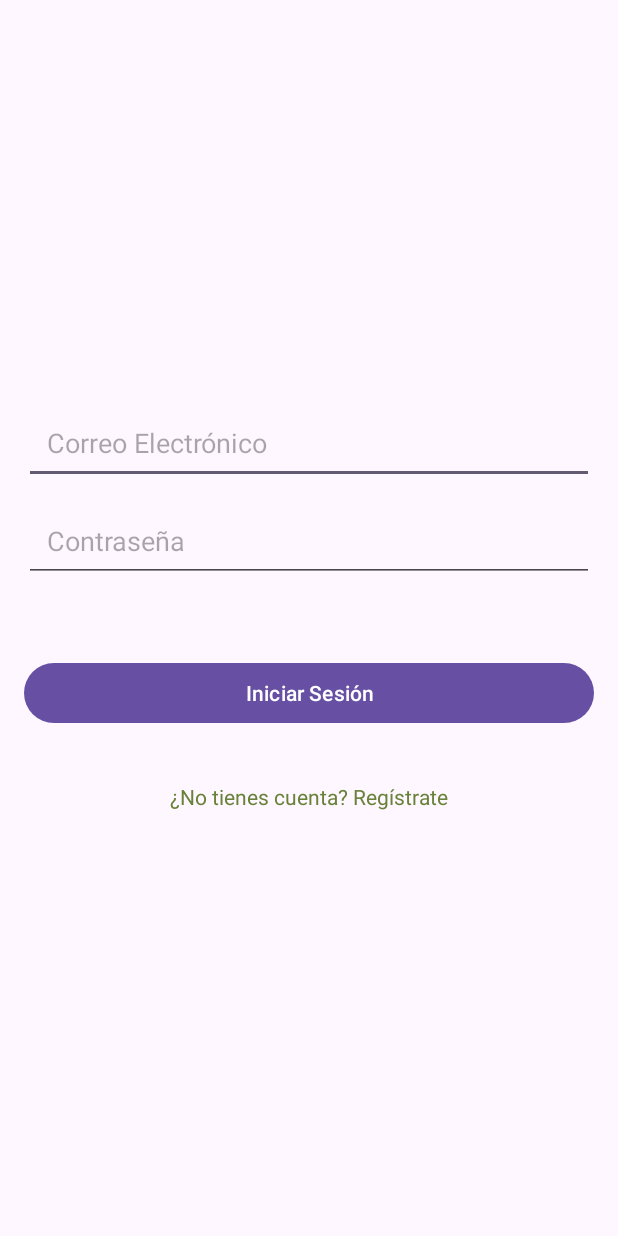
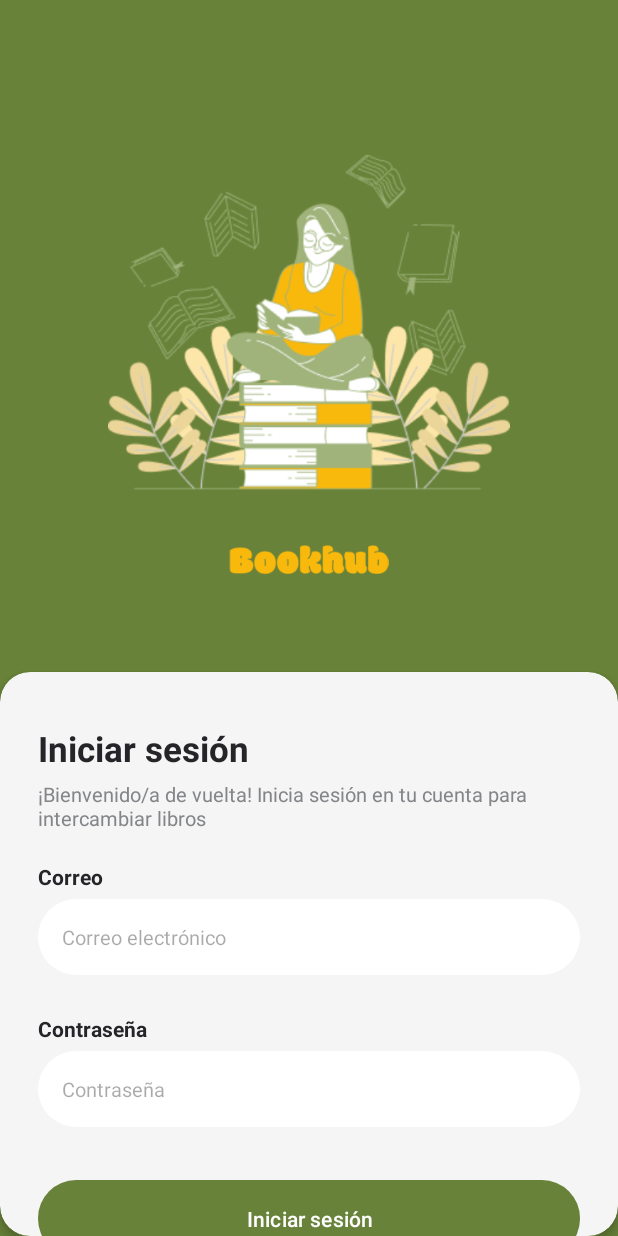
Before and after one commit to sandra-glez/Bookhub, an Android app: the LoginActivity screen opened directly, with no data from a screen before it, on a phone screen of 412 x 824 dp. Run offline under Robolectric (Android 15) with nearby library versions, the phone set to English and light mode, and no system bars; our stand-ins replace Firebase (no records; nobody signed in at launch, a user with empty details on screens opened directly).

Commit message:
pagina iniciar sesión

```diff
--- /dev/null
+++ b/app/src/main/res/drawable/edit_text_bg.xml
@@ -0,0 +1,6 @@
+<?xml version="1.0" encoding="utf-8"?>
+<shape xmlns:android="http://schemas.android.com/apk/res/android">
+    <!-- Fondo blanco con borde redondeado -->
+    <solid android:color="#FFFFFF"/>
+    <corners android:radius="25dp"/>
+</shape>
--- a/app/src/main/res/layout/activity_login.xml
+++ b/app/src/main/res/layout/activity_login.xml
@@ -1,44 +1,143 @@
 <?xml version="1.0" encoding="utf-8"?>
-<LinearLayout
+<androidx.constraintlayout.widget.ConstraintLayout
     xmlns:android="http://schemas.android.com/apk/res/android"
+    xmlns:app="http://schemas.android.com/apk/res-auto"
+    xmlns:tools="http://schemas.android.com/tools"
     android:layout_width="match_parent"
     android:layout_height="match_parent"
+    android:background="#688239">
+
+    <ImageView
+        android:id="@+id/topImage"
+        android:layout_width="268dp"
+        android:layout_height="302dp"
+        android:layout_marginTop="60dp"
+        android:contentDescription="Imagen de inicio"
+        android:src="@drawable/inicio"
+        app:layout_constraintEnd_toEndOf="parent"
+        app:layout_constraintStart_toStartOf="parent"
+        app:layout_constraintTop_toTopOf="parent" />
+
+    <ImageView
+        android:id="@+id/bookhubImage"
+        android:layout_width="140dp"
+        android:layout_height="19dp"
+        android:layout_marginTop="1dp"
+        android:contentDescription="Logo Bookhub"
+        android:src="@drawable/bookhub"
+        app:layout_constraintEnd_toEndOf="parent"
+        app:layout_constraintStart_toStartOf="parent"
+        app:layout_constraintTop_toBottomOf="@id/topImage" />
+
+    <!-- Card para botones -->
+    <androidx.cardview.widget.CardView
+        android:id="@+id/cardView"
+        android:layout_width="0dp"
+        android:layout_height="0dp"
+        app:cardCornerRadius="20dp"
+        app:cardElevation="4dp"
+        app:layout_constraintTop_toBottomOf="@id/bookhubImage"
+        app:layout_constraintStart_toStartOf="parent"
+        app:layout_constraintEnd_toEndOf="parent"
+        app:layout_constraintBottom_toBottomOf="parent"
+        android:layout_marginTop="65dp"
+        android:backgroundTint="#F5F5F5">
+
+        <LinearLayout
+            android:layout_width="match_parent"
+            android:layout_height="439dp"
             android:orientation="vertical"
-    android:padding="16dp"
-    android:gravity="center">
+            android:padding="25dp">
+
+            <TextView
+                android:id="@+id/logInText"
+                android:layout_width="wrap_content"
+                android:layout_height="wrap_content"
+                android:layout_gravity="start"
+                android:layout_marginTop="10dp"
+                android:layout_marginBottom="5dp"
+                android:text="Iniciar sesión"
+                android:textColor="#252529"
+                android:textSize="23sp"
+                android:textStyle="bold" />
+
+            <TextView
+                android:id="@+id/welcomeText"
+                android:layout_width="wrap_content"
+                android:layout_height="wrap_content"
+                android:layout_gravity="start"
+                android:layout_marginBottom="10dp"
+                android:text="¡Bienvenido/a de vuelta! Inicia sesión en tu cuenta para intercambiar libros"
+                android:textColor="#838589"
+                android:textSize="13sp" />
+
+            <TextView
+                android:id="@+id/correoText"
+                android:layout_width="wrap_content"
+                android:layout_height="wrap_content"
+                android:layout_gravity="start"
+                android:layout_marginTop="10dp"
+                android:layout_marginBottom="5dp"
+                android:text="Correo"
+                android:textColor="#252529"
+                android:textSize="14sp"
+                android:textStyle="bold"/>
 
             <EditText
                 android:id="@+id/emailEditText"
                 android:layout_width="match_parent"
                 android:layout_height="wrap_content"
-        android:hint="Correo Electrónico"
+                android:layout_marginBottom="16dp"
+                android:hint="Correo electrónico"
                 android:inputType="textEmailAddress"
-        android:padding="15dp"
-        android:layout_marginBottom="10dp" />
+                android:padding="16dp"
+                android:textSize="13sp"
+                android:background="@drawable/edit_text_bg" />
+
+            <TextView
+                android:id="@+id/contraseñaText"
+                android:layout_width="wrap_content"
+                android:layout_height="wrap_content"
+                android:layout_gravity="start"
+                android:layout_marginTop="10dp"
+                android:layout_marginBottom="5dp"
+                android:text="Contraseña"
+                android:textColor="#252529"
+                android:textSize="14sp"
+                android:textStyle="bold" />
 
             <EditText
                 android:id="@+id/passwordEditText"
                 android:layout_width="match_parent"
                 android:layout_height="wrap_content"
+                android:layout_marginBottom="25dp"
                 android:hint="Contraseña"
-        android:inputType="textPassword"
-        android:padding="15dp"
-        android:layout_marginBottom="50dp" />
+                android:inputType="textEmailAddress"
+                android:padding="16dp"
+                android:textSize="13sp"
+                android:background="@drawable/edit_text_bg" />
 
             <Button
                 android:id="@+id/loginButton"
                 android:layout_width="match_parent"
                 android:layout_height="wrap_content"
-        android:text="Iniciar Sesión"
-        android:layout_marginBottom="20dp" />
+                android:layout_marginTop="10dp"
+                android:layout_marginBottom="5dp"
+                android:padding="12dp"
+                android:text="Iniciar sesión"
+                android:textColor="#FFFFFF"
+                android:textSize="14sp"
+                style="@style/CustomButtonGreen" />
 
             <TextView
                 android:id="@+id/registerTextView"
                 android:layout_width="wrap_content"
                 android:layout_height="wrap_content"
-        android:text="¿No tienes cuenta? Regístrate"
-        android:textColor="@color/purple_700"
+                android:text="¿No tienes cuenta?"
+                android:textSize="14sp"
+                android:textColor="#838589"
                 android:layout_gravity="center"
-        android:padding="15dp" />
-
+                android:textStyle="bold"/>
         </LinearLayout>
+    </androidx.cardview.widget.CardView>
+</androidx.constraintlayout.widget.ConstraintLayout>
--- a/app/src/main/res/layout/activity_main.xml
+++ b/app/src/main/res/layout/activity_main.xml
@@ -10,9 +10,9 @@
     <!-- Imagen superior (inicio.png) -->
     <ImageView
         android:id="@+id/topImage"
-        android:layout_width="213dp"
-        android:layout_height="222dp"
-        android:layout_marginTop="50dp"
+        android:layout_width="268dp"
+        android:layout_height="302dp"
+        android:layout_marginTop="60dp"
         android:contentDescription="Imagen de inicio"
         android:src="@drawable/inicio"
         app:layout_constraintEnd_toEndOf="parent"
@@ -24,7 +24,7 @@
         android:id="@+id/bookhubImage"
         android:layout_width="140dp"
         android:layout_height="19dp"
-        android:layout_marginTop="16dp"
+        android:layout_marginTop="1dp"
         android:contentDescription="Logo Bookhub"
         android:src="@drawable/bookhub"
         app:layout_constraintEnd_toEndOf="parent"
@@ -42,12 +42,12 @@
         app:layout_constraintStart_toStartOf="parent"
         app:layout_constraintEnd_toEndOf="parent"
         app:layout_constraintBottom_toBottomOf="parent"
-        android:layout_marginTop="60dp"
+        android:layout_marginTop="65dp"
         android:backgroundTint="#F5F5F5">
 
         <LinearLayout
             android:layout_width="match_parent"
-            android:layout_height="439dp"
+            android:layout_height="413dp"
             android:orientation="vertical"
             android:padding="25dp">
 
@@ -56,56 +56,57 @@
                 android:layout_width="wrap_content"
                 android:layout_height="wrap_content"
                 android:layout_gravity="start"
-                android:layout_marginBottom="16dp"
+                android:layout_marginTop="10dp"
+                android:layout_marginBottom="30dp"
                 android:text="Entrar"
                 android:textColor="#252529"
-                android:textSize="24sp"
+                android:textSize="23sp"
                 android:textStyle="bold" />
 
             <Button
                 android:id="@+id/loginButton"
+                style="@style/CustomButtonGreen"
                 android:layout_width="match_parent"
                 android:layout_height="wrap_content"
-                android:layout_marginBottom="12dp"
+                android:layout_marginBottom="20dp"
                 android:padding="12dp"
                 android:text="Iniciar sesión"
                 android:textColor="#FFFFFF"
-                android:textSize="14sp"
-                style="@style/CustomButtonGreen" />
+                android:textSize="15sp" />
 
             <Button
                 android:id="@+id/registerButton"
+                style="@style/CustomButtonGreen"
                 android:layout_width="match_parent"
                 android:layout_height="wrap_content"
-                android:layout_marginBottom="12dp"
+                android:layout_marginBottom="20dp"
                 android:padding="12dp"
                 android:text="Registrarse"
                 android:textColor="#FFFFFF"
-                android:textSize="14sp"
-                style="@style/CustomButtonGreen" />
+                android:textSize="15sp" />
 
             <TextView
                 android:id="@+id/orText"
                 android:layout_width="wrap_content"
                 android:layout_height="wrap_content"
+                android:layout_gravity="center"
+                android:layout_marginTop="20dp"
+                android:layout_marginBottom="30dp"
                 android:text="O"
+                android:textColor="#BABABA"
                 android:textSize="16sp"
-                android:textColor="#BABABA"
-                android:layout_gravity="center"
-                android:layout_marginTop="12dp"
-                android:layout_marginBottom="12dp"
-                android:textStyle="bold"/>
+                android:textStyle="bold" />
 
             <Button
                 android:id="@+id/googleLoginButton"
+                style="@style/CustomButtonWhite"
                 android:layout_width="match_parent"
                 android:layout_height="wrap_content"
                 android:layout_marginTop="12dp"
                 android:padding="12dp"
                 android:text="Entrar con Google"
                 android:textColor="#252529"
-                android:textSize="14sp"
-                style="@style/CustomButtonWhite" />
+                android:textSize="14sp" />
         </LinearLayout>
     </androidx.cardview.widget.CardView>
 </androidx.constraintlayout.widget.ConstraintLayout>
```
Lines whose indentation alone changed are shown as unchanged.
